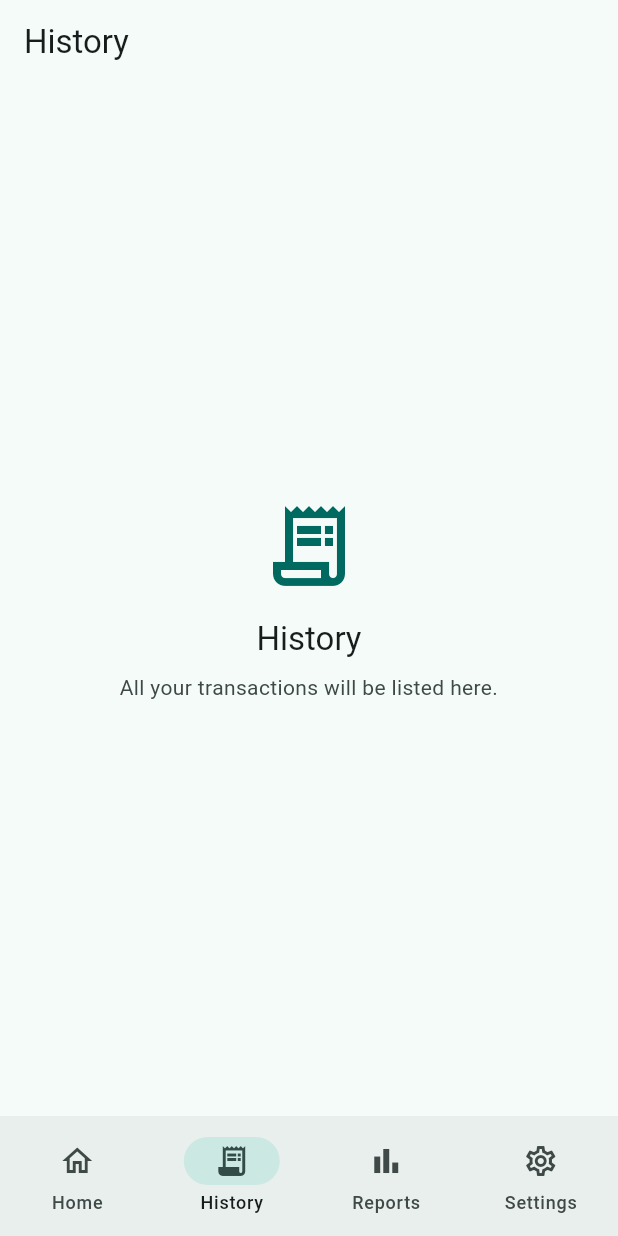
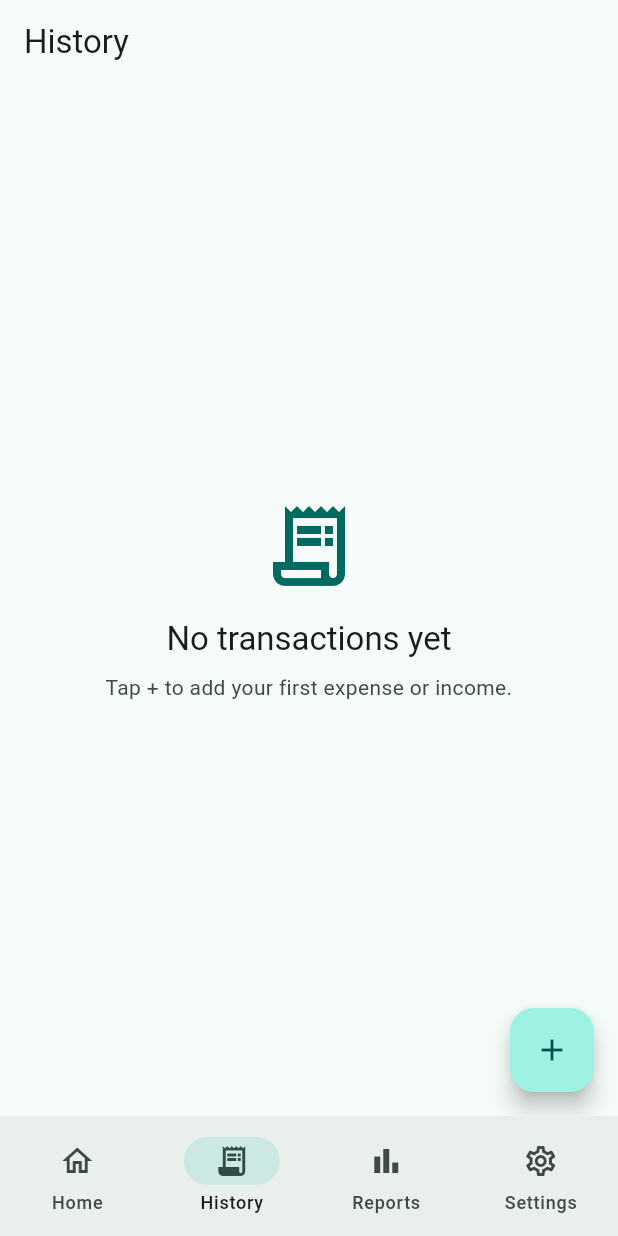
Before and after one commit to Rubinbijuv2/expense_tracker, a Flutter app: the screen it shows after launch, item 2 of the bottom bar chosen, on a phone screen of 412 x 824 dp. Run offline on Flutter 3.47's test engine with Material 3 defaults, Android fonts, the phone set to English and light mode, and no system bars; our stand-ins replace sqflite; accounts and stored records are empty.

Commit message:
Step 3: Add/Edit transaction + History

```diff
--- a/lib/main.dart
+++ b/lib/main.dart
@@ -1,5 +1,7 @@
 import 'package:flutter/material.dart';
+import 'package:provider/provider.dart';
 
+import 'providers/transaction_provider.dart';
 import 'utils/constants.dart';
 import 'widgets/main_shell.dart';
 
@@ -12,7 +14,11 @@ class ExpenseTrackerApp extends StatelessWidget {
 
   @override
   Widget build(BuildContext context) {
-    return MaterialApp(
+    // ChangeNotifierProvider makes one TransactionProvider available to every
+    // screen below it. `..load()` reads the database as soon as it is created.
+    return ChangeNotifierProvider(
+      create: (_) => TransactionProvider()..load(),
+      child: MaterialApp(
         title: AppConstants.appName,
         debugShowCheckedModeBanner: false,
         theme: AppTheme.light,
@@ -20,6 +26,7 @@ class ExpenseTrackerApp extends StatelessWidget {
         // Follows the phone's light/dark setting. A Settings option comes in step 10.
         themeMode: ThemeMode.system,
         home: const MainShell(),
+      ),
     );
   }
 }
--- /dev/null
+++ b/lib/providers/transaction_provider.dart
@@ -0,0 +1,110 @@
+import 'package:flutter/foundation.dart';
+
+import '../data/category_repo.dart';
+import '../data/transaction_repo.dart';
+import '../models/category_model.dart';
+import '../models/transaction_model.dart';
+
+/// All transactions of one calendar day, with that day's totals.
+class DayGroup {
+  DayGroup(this.day);
+
+  final DateTime day; // midnight of that day
+  final List<TransactionModel> items = [];
+  int expensePaise = 0;
+  int incomePaise = 0;
+}
+
+/// Holds the transaction list and categories for the screens.
+///
+/// A ChangeNotifier is an object that calls `notifyListeners()` when its data
+/// changes; every screen watching it (via `context.watch`) then rebuilds.
+class TransactionProvider extends ChangeNotifier {
+  TransactionProvider({TransactionRepo? transactionRepo, CategoryRepo? categoryRepo})
+      : _txnRepo = transactionRepo ?? TransactionRepo(),
+        _categoryRepo = categoryRepo ?? CategoryRepo();
+
+  final TransactionRepo _txnRepo;
+  final CategoryRepo _categoryRepo;
+
+  List<TransactionModel> _transactions = [];
+  Map<int, CategoryModel> _categories = {};
+  bool _loading = true;
+  String? _error;
+
+  /// All transactions, newest first.
+  List<TransactionModel> get transactions => List.unmodifiable(_transactions);
+  bool get isLoading => _loading;
+  String? get error => _error;
+
+  CategoryModel? categoryById(int id) => _categories[id];
+
+  /// Categories for the Add/Edit grid: only 'expense' or only 'income' ones.
+  List<CategoryModel> categoriesFor(String type) =>
+      _categories.values.where((c) => c.type == type).toList();
+
+  /// Loads (or reloads) categories and transactions from the database.
+  Future<void> load() async {
+    try {
+      final cats = await _categoryRepo.getAll();
+      _categories = {for (final c in cats) c.id!: c};
+      _transactions = await _txnRepo.getAll();
+      _error = null;
+    } catch (e) {
+      _error = 'Could not load transactions: $e';
+      debugPrint(_error);
+    }
+    _loading = false;
+    notifyListeners();
+  }
+
+  Future<void> add(TransactionModel txn) async {
+    await _txnRepo.insert(txn);
+    await load();
+  }
+
+  Future<void> update(TransactionModel txn) async {
+    await _txnRepo.update(txn);
+    await load();
+  }
+
+  /// Removes [txn] from the list right away (the swiped row must disappear
+  /// at once), then deletes it from the database.
+  Future<void> delete(TransactionModel txn) async {
+    _transactions.removeWhere((t) => t.id == txn.id);
+    notifyListeners();
+    try {
+      await _txnRepo.delete(txn.id!);
+    } catch (e) {
+      await load(); // Put the list back in sync if the delete failed.
+      rethrow;
+    }
+  }
+
+  /// Undo for [delete]: inserts the same row again with its old id.
+  Future<void> restore(TransactionModel txn) async {
+    await _txnRepo.restore(txn);
+    await load();
+  }
+
+  /// Transactions grouped by day, newest day first, with daily totals.
+  List<DayGroup> get groupedByDay => groupByDay(_transactions);
+
+  /// Pure helper (no database), so it can be unit-tested.
+  /// Expects [txns] sorted newest first.
+  static List<DayGroup> groupByDay(List<TransactionModel> txns) {
+    final groups = <DayGroup>[];
+    for (final t in txns) {
+      final day = DateTime(t.dateTime.year, t.dateTime.month, t.dateTime.day);
+      if (groups.isEmpty || groups.last.day != day) groups.add(DayGroup(day));
+      final g = groups.last;
+      g.items.add(t);
+      if (t.isExpense) {
+        g.expensePaise += t.amountPaise;
+      } else {
+        g.incomePaise += t.amountPaise;
+      }
+    }
+    return groups;
+  }
+}
--- a/lib/screens/history/history_screen.dart
+++ b/lib/screens/history/history_screen.dart
@@ -1,20 +1,122 @@
 import 'package:flutter/material.dart';
+import 'package:intl/intl.dart';
+import 'package:provider/provider.dart';
 
+import '../../providers/transaction_provider.dart';
+import '../../utils/formatters.dart';
 import '../../widgets/placeholder_body.dart';
+import '../../widgets/transaction_tile.dart';
+import '../add_edit/add_edit_screen.dart';
 
-/// Date-grouped list of transactions with search and filters.
-/// Placeholder for now — built in step 3.
+/// All transactions, grouped by date with daily totals.
+/// Tap a row to edit; swipe left to delete (with Undo).
+/// Search and filters come in step 8.
 class HistoryScreen extends StatelessWidget {
   const HistoryScreen({super.key});
 
   @override
   Widget build(BuildContext context) {
+    // `watch` rebuilds this screen whenever the provider calls notifyListeners().
+    final provider = context.watch<TransactionProvider>();
+
     return Scaffold(
       appBar: AppBar(title: const Text('History')),
-      body: const PlaceholderBody(
+      floatingActionButton: FloatingActionButton(
+        heroTag: 'fab_history', // must differ from Home's + button
+        tooltip: 'Add transaction',
+        onPressed: () => AddEditScreen.open(context),
+        child: const Icon(Icons.add),
+      ),
+      body: _buildBody(context, provider),
+    );
+  }
+
+  Widget _buildBody(BuildContext context, TransactionProvider provider) {
+    if (provider.isLoading) {
+      return const Center(child: CircularProgressIndicator());
+    }
+    if (provider.error != null) {
+      return const PlaceholderBody(
+        icon: Icons.error_outline,
+        title: 'Something went wrong',
+        message: 'Could not load your transactions. Restart the app.',
+      );
+    }
+    final groups = provider.groupedByDay;
+    if (groups.isEmpty) {
+      return const PlaceholderBody(
         icon: Icons.receipt_long_outlined,
-        title: 'History',
-        message: 'All your transactions will be listed here.',
+        title: 'No transactions yet',
+        message: 'Tap + to add your first expense or income.',
+      );
+    }
+
+    // Flatten into one list of rows: a header, its transactions, next header…
+    final rows = <Widget>[];
+    for (final g in groups) {
+      rows.add(_DayHeader(group: g));
+      for (final t in g.items) {
+        rows.add(Dismissible(
+          // The key tells Flutter which row was swiped, even after the list changes.
+          key: ValueKey('txn_${t.id}'),
+          direction: DismissDirection.endToStart,
+          background: Container(
+            color: Theme.of(context).colorScheme.errorContainer,
+            alignment: Alignment.centerRight,
+            padding: const EdgeInsets.only(right: 24),
+            child: Icon(Icons.delete_outline,
+                color: Theme.of(context).colorScheme.onErrorContainer),
+          ),
+          onDismissed: (_) => deleteWithUndo(context, provider, t),
+          child: TransactionTile(
+            txn: t,
+            category: provider.categoryById(t.categoryId),
+            onTap: () => AddEditScreen.open(context, txn: t),
+          ),
+        ));
+      }
+    }
+
+    return ListView(
+      padding: const EdgeInsets.only(bottom: 88), // room for the + button
+      children: rows,
+    );
+  }
+}
+
+/// "Today · −₹1,250.00 · +₹500.00" above each day's transactions.
+class _DayHeader extends StatelessWidget {
+  const _DayHeader({required this.group});
+
+  final DayGroup group;
+
+  String _label(DateTime day) {
+    final now = DateTime.now();
+    final today = DateTime(now.year, now.month, now.day);
+    if (day == today) return 'Today';
+    if (day == today.subtract(const Duration(days: 1))) return 'Yesterday';
+    return DateFormat('EEE, d MMM yyyy').format(day);
+  }
+
+  @override
+  Widget build(BuildContext context) {
+    final theme = Theme.of(context);
+    final small = theme.textTheme.labelLarge;
+    return Container(
+      color: theme.colorScheme.surfaceContainerHighest,
+      padding: const EdgeInsets.symmetric(horizontal: 16, vertical: 8),
+      child: Row(
+        children: [
+          Expanded(child: Text(_label(group.day), style: small)),
+          if (group.expensePaise > 0)
+            Text('−${formatPaise(group.expensePaise)}',
+                style: small?.copyWith(color: theme.colorScheme.error)),
+          if (group.expensePaise > 0 && group.incomePaise > 0)
+            Text('  ·  ', style: small),
+          if (group.incomePaise > 0)
+            Text('+${formatPaise(group.incomePaise)}',
+                style: small?.copyWith(color: Colors.green.shade600)),
+        ],
       ),
     );
   }
--- a/lib/screens/home/home_screen.dart
+++ b/lib/screens/home/home_screen.dart
@@ -1,9 +1,10 @@
 import 'package:flutter/material.dart';
 
 import '../../widgets/placeholder_body.dart';
+import '../add_edit/add_edit_screen.dart';
 
 /// Dashboard: budget card, pie chart, detected SMS, recent transactions.
-/// Placeholder for now — built in step 4.
+/// Placeholder for now — built in step 4. The + button already works.
 class HomeScreen extends StatelessWidget {
   const HomeScreen({super.key});
 
@@ -11,6 +12,12 @@ class HomeScreen extends StatelessWidget {
   Widget build(BuildContext context) {
     return Scaffold(
       appBar: AppBar(title: const Text('Home')),
+      floatingActionButton: FloatingActionButton(
+        heroTag: 'fab_home', // must differ from History's + button
+        tooltip: 'Add transaction',
+        onPressed: () => AddEditScreen.open(context),
+        child: const Icon(Icons.add),
+      ),
       body: const PlaceholderBody(
         icon: Icons.account_balance_wallet_outlined,
         title: 'Home',
--- a/lib/utils/constants.dart
+++ b/lib/utils/constants.dart
@@ -8,6 +8,10 @@ class AppConstants {
 
   /// Seed colour: Material 3 generates the whole colour palette from this.
   static const Color seedColor = Colors.teal;
+
+  /// Payment modes shown as chips on the Add/Edit screen.
+  static const List<String> paymentModes = ['Cash', 'UPI', 'Card', 'Net banking'];
+  static const String defaultPaymentMode = 'UPI';
 }
 
 /// Light and dark Material 3 themes built from the same teal seed colour.
```
Also changed, not shown: lib/data/transaction_repo.dart (+13 -0 lines), lib/screens/add_edit/add_edit_screen.dart (added, +274 -0 lines), lib/screens/add_edit/category_grid.dart (added, +93 -0 lines), lib/utils/validators.dart (added, +18 -0 lines), lib/widgets/transaction_tile.dart (added, +83 -0 lines), 1 other file. Lines whose indentation alone changed are shown as unchanged.
